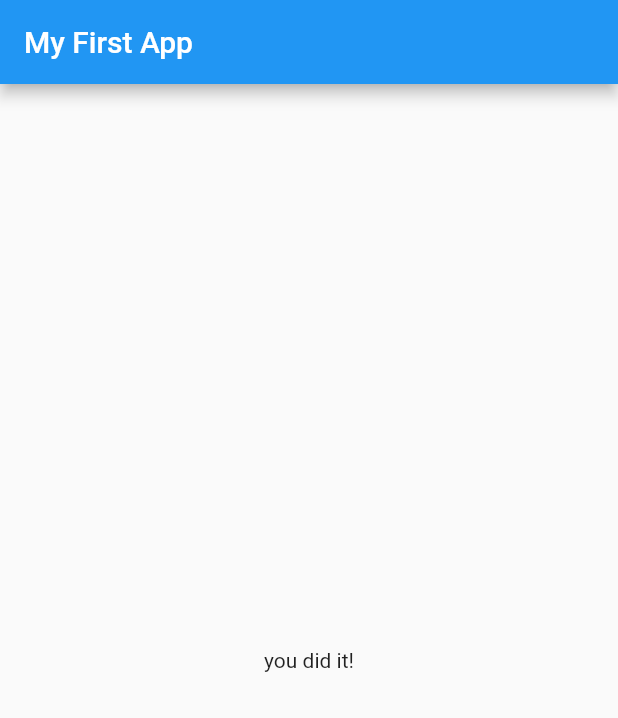
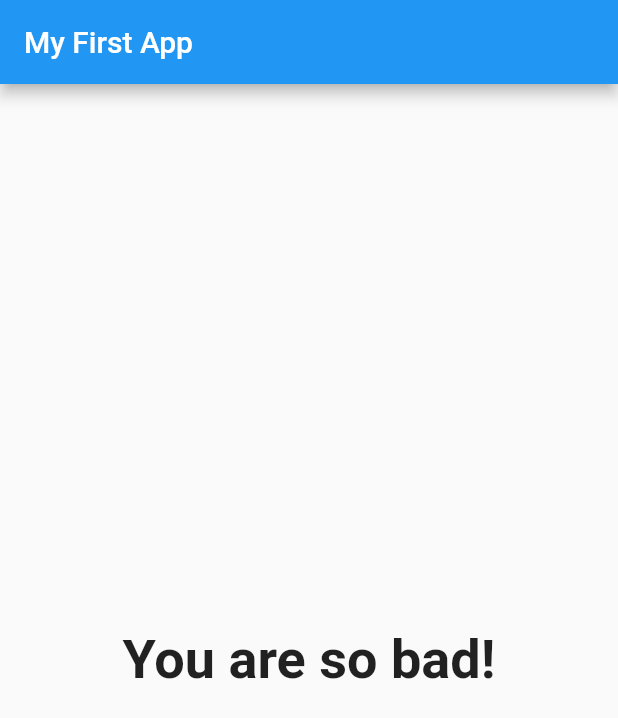
Before and after one commit to osama-kh/flutter-projects-practie, a Flutter app: the screen it shows after launch, after a tap on "Black", after a tap on "Lion", after a tap on "Mohamed", on a phone screen of 412 x 824 dp. Shown: the top 718 px of the screen. Run offline on Flutter 3.47's test engine with Material 2 defaults, Android fonts, the phone set to English and light mode, and no system bars.

```diff
--- a/lib/main.dart
+++ b/lib/main.dart
@@ -20,21 +20,37 @@ class _MyAppState extends State<MyApp> {
   final _quistion = const [
     {
       'questionText': 'what\'s your favorite color?',
-      'answers': ['Black', 'Red', 'Green', 'White']
+      'answers': [
+        {'text': 'Black', 'score': 10},
+        {'text': 'Red', 'score': 5},
+        {'text': 'Green', 'score': 3},
+        {'text': 'White', 'score': 1}
+      ]
     },
     {
       'questionText': 'what\'s your favorite animal?',
-      'answers': ['Rabbit', 'Lion', 'Spider', 'Sheep']
+      'answers': [
+        {'text': 'Rabbit', 'score': 3},
+        {'text': 'Lion', 'score': 4},
+        {'text': 'Spider', 'score': 5},
+        {'text': 'Sheep', 'score': 7}
+      ]
     },
     {
       'questionText': 'what\'s your favorite instructor?',
-      'answers': ['Adam', 'David', 'Mohamed', 'Max']
+      'answers': [
+        {'text': 'Adam', 'score': 1},
+        {'text': 'David', 'score': 6},
+        {'text': 'Mohamed', 'score': 9},
+        {'text': 'Max', 'score': 7}
+      ]
     }
   ];
   var _indx = 0;
-  void _answerQuestion() {
+  var _totlscore = 0;
+  void _answerQuestion(int score) {
     //var flag = true;
-
+    _totlscore += score;
     setState(() {
       _indx++;
     });
@@ -56,10 +72,10 @@ class _MyAppState extends State<MyApp> {
         ),
         body: _indx < _quistion.length
             ? Quiz(
-                answerQuestion: _answerQuestion,
+                answerQuestion: (_answerQuestion),
                 indx: _indx,
                 quistion: _quistion)
-            : Result(),
+            : Result(_totlscore),
       ),
     );
   }
--- a/lib/quiz.dart
+++ b/lib/quiz.dart
@@ -7,7 +7,7 @@ import 'package:flutter/material.dart';
 class Quiz extends StatelessWidget {
   final List<Map<String, Object>> quistion;
   final int indx;
-  final VoidCallback answerQuestion;
+  final Function answerQuestion;
   Quiz(
       {required this.quistion,
       required this.answerQuestion,
@@ -17,8 +17,10 @@ class Quiz extends StatelessWidget {
     return Column(
       children: [
         Question(quistion[indx]['questionText'] as String),
-        ...(quistion[indx]['answers'] as List<String>).map((answer) {
-          return Answer(answerQuestion, answer);
+        ...(quistion[indx]['answers'] as List<Map<String, Object>>)
+            .map((answer) {
+          return Answer(
+              () => answerQuestion(answer['score']), answer['text'] as String);
         }).toList()
       ],
     );
--- a/lib/result.dart
+++ b/lib/result.dart
@@ -6,12 +6,30 @@ import 'quiz.dart';
 import '';
 
 class Result extends StatelessWidget {
-  const Result({super.key});
+  final int resultscore;
+  Result(this.resultscore);
+  String get resultPhrase {
+    var resultText = 'You did it!';
+    if (resultscore <= 8) {
+      resultText = 'You are awesome and innocent!';
+    } else if (resultscore <= 12) {
+      resultText = 'Pretty likeable';
+    } else if (resultscore <= 16) {
+      resultText = 'You are so ... Strange!';
+    } else {
+      resultText = 'You are so bad!';
+    }
+    return resultText;
+  }
 
   @override
   Widget build(BuildContext context) {
     return Center(
-      child: Text('you did it!'),
+      child: Text(
+        resultPhrase,
+        style: TextStyle(fontSize: 36, fontWeight: FontWeight.bold),
+        textAlign: TextAlign.center,
+      ),
     );
   }
 }
```
